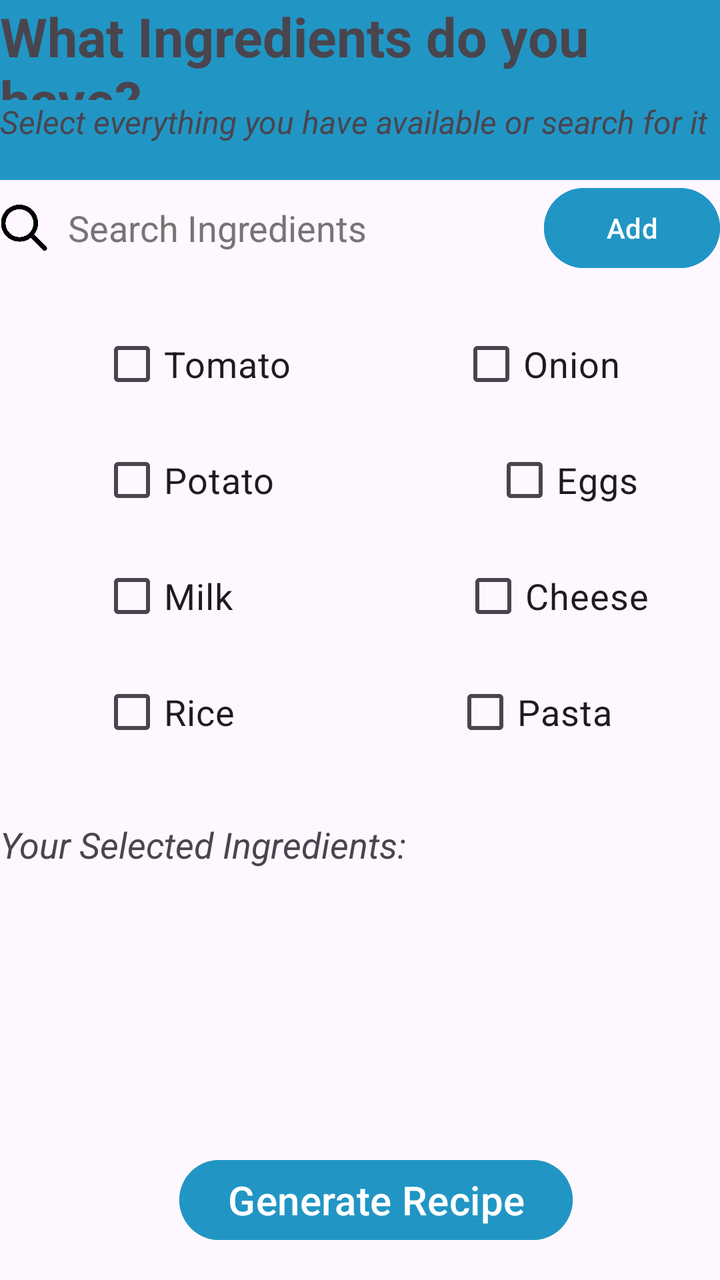
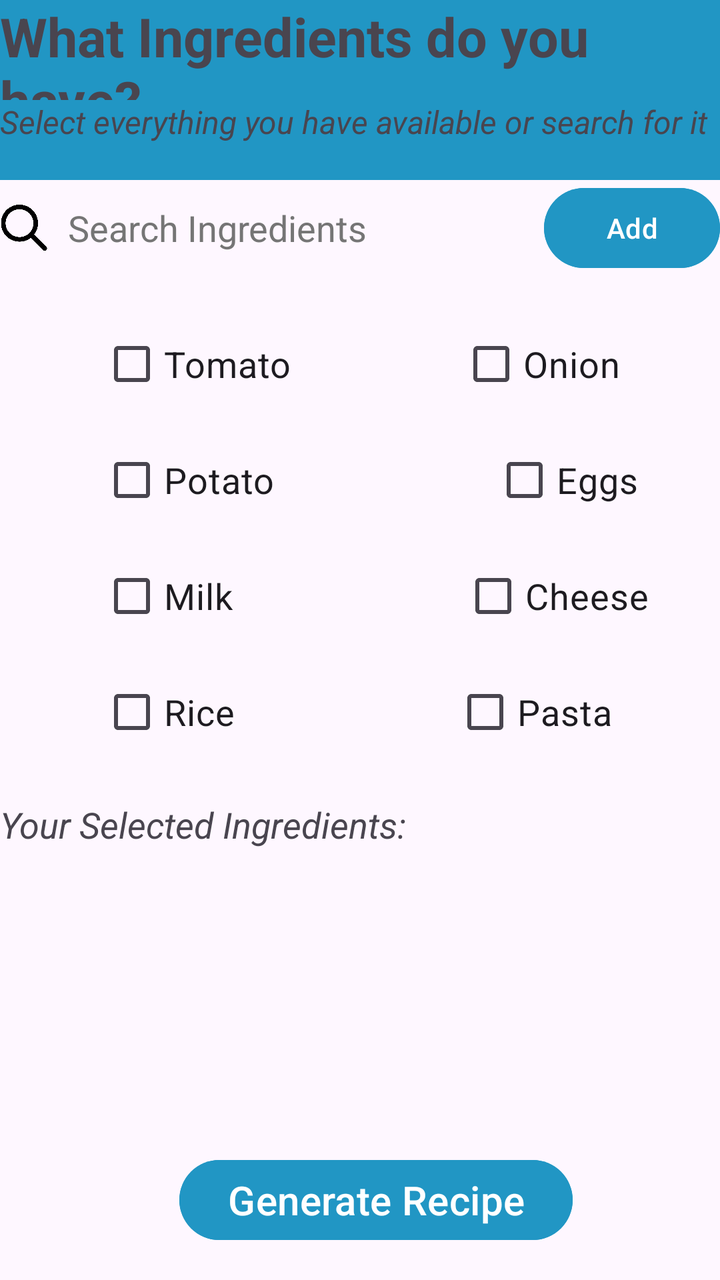

Compare the two renders of this Android layout. The source of the first and the diff that turns it into the second are given below.
<!-- AndroidManifest.xml: application theme Theme.SmartPantryManagement -->
<!-- res/layout/activity_generate_recipe.xml -->
<?xml version="1.0" encoding="utf-8"?>
<androidx.constraintlayout.widget.ConstraintLayout xmlns:android="http://schemas.android.com/apk/res/android"
    xmlns:app="http://schemas.android.com/apk/res-auto"
    xmlns:tools="http://schemas.android.com/tools"
    android:id="@+id/main"
    android:layout_width="match_parent"
    android:layout_height="match_parent"
    tools:context=".GenerateRecipe">

    <LinearLayout
        android:id="@+id/header"
        android:layout_width="match_parent"
        android:layout_height="wrap_content"
        android:orientation="vertical"
        android:background="@color/toolbar_background"
        tools:layout_editor_absoluteX="1dp"
        tools:layout_editor_absoluteY="2dp"
        app:layout_constraintTop_toTopOf="parent"
        app:layout_constraintEnd_toEndOf="parent"
        app:layout_constraintStart_toStartOf="parent">

    <TextView
        android:id="@+id/IngredientsTextView"
        android:layout_width="match_parent"
        android:layout_height="50dp"
        android:text="What Ingredients do you have?"
        android:textSize="27sp"
        android:textStyle="bold"
        app:layout_constraintTop_toTopOf="parent"
        app:layout_constraintStart_toStartOf="parent"
        app:layout_constraintEnd_toEndOf="parent"
        />

        <TextView
            android:id="@+id/IngredientsSubTextView"
            android:layout_width="match_parent"
            android:layout_height="40dp"
            android:text="Select everything you have available or search for it"
            android:textSize="16sp"
            android:textStyle="italic"
            app:layout_constraintTop_toTopOf="parent"
            app:layout_constraintStart_toStartOf="parent"
            app:layout_constraintEnd_toEndOf="parent"
            />

    </LinearLayout>

    
    <LinearLayout
        android:id="@+id/GenerateBodyText"
        android:layout_width="match_parent"
        android:layout_height="0dp"
        android:orientation="vertical"
        tools:layout_editor_absoluteX="1dp"
        tools:layout_editor_absoluteY="2dp"
        app:layout_constraintTop_toBottomOf="@id/header"
        app:layout_constraintEnd_toEndOf="parent"
        app:layout_constraintStart_toStartOf="parent"
        app:layout_constraintBottom_toTopOf="@id/GenerateRecipebtn">

        
        <LinearLayout
            android:id="@+id/searchContainer"
            android:layout_width="match_parent"
            android:layout_height="wrap_content"
            android:orientation="horizontal"
            android:gravity="center_vertical">

            <ImageView
                android:id="@+id/searchIcon"
                android:layout_width="24dp"
                android:layout_height="23dp"
                android:src="@drawable/search_icon"
                android:contentDescription="Search"
                android:scaleType="fitCenter" />

            <EditText
                android:id="@+id/editSearchbar"
                android:layout_width="0dp"
                android:layout_height="wrap_content"
                android:layout_weight="1"
                android:hint="Search Ingredients"
                android:inputType="text"
                android:singleLine="true"
                android:paddingStart= "10dp"
                android:paddingEnd= "5dp"
                android:textColor="@android:color/black"
                android:textColorHint="#757575"
                android:background="@android:color/transparent"/>

            <Button
                android:id="@+id/btnAddIngredient"
                android:layout_width="wrap_content"
                android:layout_height="wrap_content"
                android:text="Add"
                android:textSize="14sp"
                android:backgroundTint="#2196C4" />
        </LinearLayout>

        
    <LinearLayout
        android:id="@+id/IngredientChkbox1"
        android:layout_width="match_parent"
        android:layout_height="wrap_content"
        android:orientation="horizontal"
        android:layout_marginTop="20dp">

        <CheckBox
            android:id="@+id/chkTomato"
            android:layout_width="wrap_content"
            android:layout_height="wrap_content"
            android:text="Tomato"
            android:textSize="18dp"
            android:layout_marginEnd="84dp"
            android:layout_marginStart="50dp"/>

        <CheckBox
            android:id="@+id/chkOnion"
            android:layout_width="wrap_content"
            android:layout_height="wrap_content"
            android:textSize="18dp"
            android:text="Onion" />

    </LinearLayout>

        <LinearLayout
            android:id="@+id/IngredientChkbox2"
            android:layout_width="match_parent"
            android:layout_height="wrap_content"
            android:orientation="horizontal"
            android:layout_marginTop="10dp">


            <CheckBox
                android:id="@+id/chkPotato"
                android:layout_width="wrap_content"
                android:layout_height="wrap_content"
                android:textSize="18dp"
                android:text="Potato"
                android:layout_marginEnd="109dp"
                android:layout_marginStart="50dp"/>

            <CheckBox
                android:id="@+id/chkEggs"
                android:layout_width="wrap_content"
                android:layout_height="wrap_content"
                android:text="Eggs"
                android:textSize="18dp" />

        </LinearLayout>

        <LinearLayout
            android:id="@+id/IngredientChkbox3"
            android:layout_width="match_parent"
            android:layout_height="wrap_content"
            android:orientation="horizontal"
            android:layout_marginTop="10dp">

            <CheckBox
                android:id="@+id/chkMilk"
                android:layout_width="wrap_content"
                android:layout_height="wrap_content"
                android:text="Milk"
                android:textSize="18dp"
                android:layout_marginEnd="114dp"
                android:layout_marginStart="50dp"/>

            <CheckBox
                android:id="@+id/chkCheese"
                android:layout_width="wrap_content"
                android:layout_height="wrap_content"
                android:textSize="18dp"
                android:text="Cheese" />

        </LinearLayout>

        <LinearLayout
            android:id="@+id/IngredientChkbox4"
            android:layout_width="match_parent"
            android:layout_height="wrap_content"
            android:orientation="horizontal"
            android:layout_marginTop="10dp">



            <CheckBox
                android:id="@+id/chkRice"
                android:layout_width="wrap_content"
                android:layout_height="wrap_content"
                android:textSize="18dp"
                android:text="Rice"
                android:layout_marginEnd="109dp"
                android:layout_marginStart="50dp"/>

            <CheckBox
                android:id="@+id/chkPasta"
                android:layout_width="wrap_content"
                android:layout_height="wrap_content"
                android:text="Pasta"
                android:textSize="18dp" />

        </LinearLayout>

        <LinearLayout
            android:id="@+id/IngredientChkbox5"
            android:layout_width="match_parent"
            android:layout_height="wrap_content"
            android:orientation="horizontal"
            android:layout_marginTop="10dp">



        </LinearLayout>

        <ScrollView
            android:id="@+id/selectedIngredientsScroll"
            android:layout_width="match_parent"
            android:layout_height="250dp">

            <LinearLayout
                android:id="@+id/selectedIngredientsContainer"
                android:layout_width="match_parent"
                android:layout_height="wrap_content"
                android:orientation="vertical">

                <TextView
                    android:id="@+id/SelectedIngredientsTxt"
                    android:layout_width="match_parent"
                    android:layout_height="wrap_content"
                    android:text="Your Selected Ingredients:"
                    android:textSize="18sp"
                    android:textStyle="italic"
                    android:layout_marginTop="20dp"/>

            </LinearLayout>
        </ScrollView>


    </LinearLayout>

    <Button
        android:id="@+id/GenerateRecipebtn"
        android:layout_width="wrap_content"
        android:layout_height="wrap_content"
        android:layout_marginStart="16dp"
        android:layout_marginBottom="16dp"
        android:text="Generate Recipe"
        android:textSize="20sp"
        android:backgroundTint="#2196C4"
        android:scaleType="fitCenter"
        app:layout_constraintBottom_toBottomOf="parent"
        app:layout_constraintStart_toStartOf="parent"
        app:layout_constraintEnd_toEndOf="parent"
        />

</androidx.constraintlayout.widget.ConstraintLayout>
<!-- resources referenced by this layout -->
<resources>
  <color name="toolbar_background">#2196C4</color>
  <!-- drawable search_icon: png bitmap (drawable, 12367 bytes) -->
  <style name="Theme.SmartPantryManagement" parent="Base.Theme.SmartPantryManagement" />
  <style name="Base.Theme.SmartPantryManagement" parent="Theme.Material3.DayNight.NoActionBar">
          
          
      </style>
</resources>

<!-- the commit's change to res/layout/activity_generate_recipe.xml (unified diff, before → after) -->
@@ -201,21 +201,14 @@
 
         </LinearLayout>
 
-        <LinearLayout
-            android:id="@+id/IngredientChkbox5"
-            android:layout_width="match_parent"
-            android:layout_height="wrap_content"
-            android:orientation="horizontal"
-            android:layout_marginTop="10dp">
-
-
-
-        </LinearLayout>
-
         <ScrollView
             android:id="@+id/selectedIngredientsScroll"
             android:layout_width="match_parent"
-            android:layout_height="250dp">
+            android:layout_height="0dp"
+            android:layout_weight="1"
+            android:fillViewport="false"
+            android:scrollbars="vertical"
+            android:nestedScrollingEnabled="true">
 
             <LinearLayout
                 android:id="@+id/selectedIngredientsContainer"
